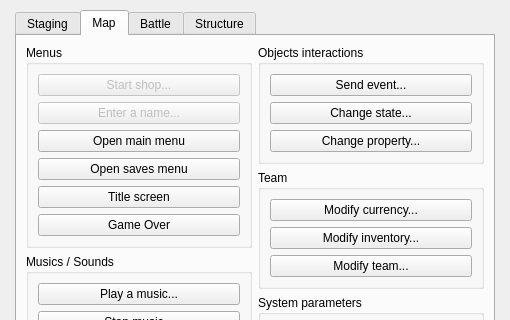
Old version of the form Editor/Dialogs/dialogcommands.ui in the repository RPG-Paper-Maker/RPG-Paper-Maker; both pictures show x 0 to 510 and y 0 to 320 of the 510 by 600 pixel window.
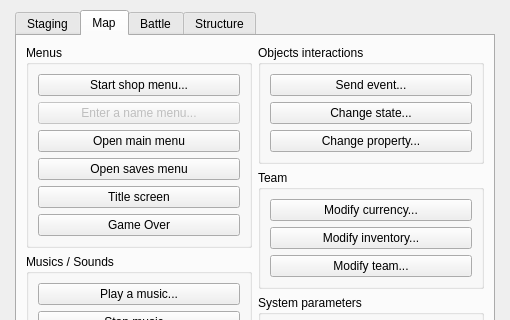
New version of the form. The open tabs and pages were chosen to show the change.

Commit message: [WIP] Command shop menu: event command

Patch:
```diff
--- a/Editor/Dialogs/dialogcommands.ui
+++ b/Editor/Dialogs/dialogcommands.ui
@@ -367,10 +367,10 @@
                 <item>
                  <widget class="QPushButton" name="pushButtonStartShop">
                   <property name="enabled">
-                   <bool>false</bool>
+                   <bool>true</bool>
                   </property>
                   <property name="text">
-                   <string>Start shop...</string>
+                   <string>Start shop menu...</string>
                   </property>
                  </widget>
                 </item>
@@ -380,7 +380,7 @@
                    <bool>false</bool>
                   </property>
                   <property name="text">
-                   <string>Enter a name...</string>
+                   <string>Enter a name menu...</string>
                   </property>
                  </widget>
                 </item>
```
Left out of the diff: 4 changed lines with no effect on the pictures. The commit also changes 23 other files.
